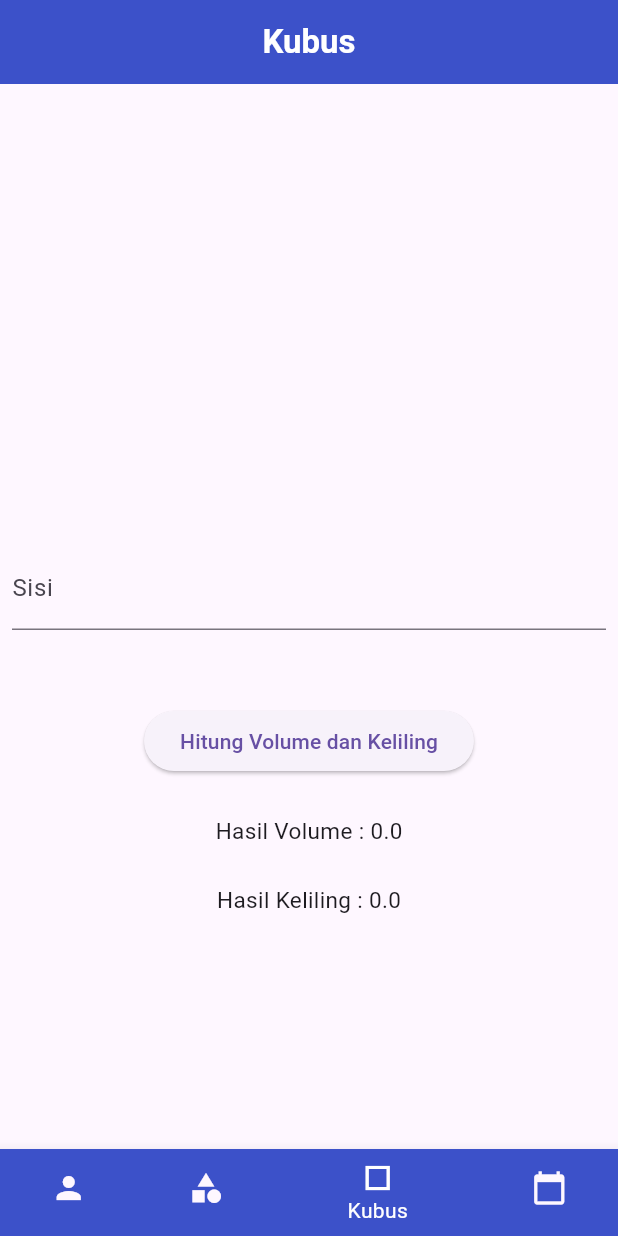
After one commit to rtensena/Quiz-TPM, a Flutter app: the screen it shows after launch, item 3 of the bottom bar chosen, after a tap on "Hitung Volume dan Keliling", on a phone screen of 412 x 824 dp. The commit adds this screen. Run offline on Flutter 3.47's test engine with Material 3 defaults, Android fonts, the phone set to English and light mode, and no system bars.

Commit message:
first commit

```diff
--- /dev/null
+++ b/lib/DataDiri.dart
@@ -0,0 +1,55 @@
+import 'package:flutter/material.dart';
+
+class DataDiri extends StatelessWidget {
+  const DataDiri({super.key});
+
+  @override
+  Widget build(BuildContext context) {
+    return Scaffold(
+      appBar: AppBar(
+        title: Text("Data Diri",
+            style: TextStyle(
+              color: Colors.white,
+              fontWeight: FontWeight.bold,
+            )),
+        centerTitle: true,
+        backgroundColor: Color.fromARGB(255, 60, 81, 201),
+      ),
+      body: Center(
+          child: SingleChildScrollView(
+        child: Column(
+          children: [
+            Image.asset(
+              'image/PasFoto.jpeg',
+              height: 250,
+              fit: BoxFit.fill,
+            ),
+            SizedBox(height: 12),
+            Text(
+              'Data Diri',
+              style: TextStyle(fontSize: 25, fontWeight: FontWeight.bold),
+            ),
+            SizedBox(height: 12),
+            Text(
+              "Nama",
+              style: TextStyle(fontWeight: FontWeight.bold),
+            ),
+            Text("Winalfan Artensena Pamuji"),
+            SizedBox(height: 12),
+            Text(
+              "NIM",
+              style: TextStyle(fontWeight: FontWeight.bold),
+            ),
+            Text("123210168"),
+            SizedBox(height: 12),
+            Text(
+              "Hobi",
+              style: TextStyle(fontWeight: FontWeight.bold),
+            ),
+            Text("Mancing"),
+          ],
+        ),
+      )),
+    );
+  }
+}
--- /dev/null
+++ b/lib/Kubus.dart
@@ -0,0 +1,68 @@
+import 'package:flutter/material.dart';
+
+class Kubus extends StatefulWidget {
+  @override
+  _KubusState createState() => _KubusState();
+}
+
+class _KubusState extends State<Kubus> {
+  final _sisi = TextEditingController();
+  String _resultVol = '';
+  String _resultKeliling = '';
+
+  @override
+  Widget build(BuildContext context) {
+    return Scaffold(
+      appBar: AppBar(
+        title: Text("Kubus",
+            style: TextStyle(color: Colors.white, fontWeight: FontWeight.bold)),
+        backgroundColor: Color.fromARGB(255, 60, 81, 201),
+        centerTitle: true,
+      ),
+      body: Padding(
+        padding: EdgeInsets.all(8.0),
+        child: Column(
+          children: <Widget>[
+            SizedBox(height: 300),
+            TextField(
+              controller: _sisi,
+              decoration: InputDecoration(labelText: 'Sisi'),
+              keyboardType: TextInputType.number,
+            ),
+            SizedBox(
+              height: 50,
+            ),
+            ElevatedButton(
+              onPressed: () => _calculate(),
+              child: Text('Hitung Volume dan Keliling'),
+            ),
+            SizedBox(
+              height: 25,
+            ),
+            Text(
+              'Hasil Volume : $_resultVol',
+              style: TextStyle(fontSize: 15),
+            ),
+            SizedBox(
+              height: 25,
+            ),
+            Text(
+              'Hasil Keliling : $_resultKeliling',
+              style: TextStyle(fontSize: 15),
+            ),
+          ],
+        ),
+      ),
+    );
+  }
+
+  void _calculate() {
+    final sisi = double.tryParse(_sisi.text) ?? 0;
+    final resultVol = 4 * sisi;
+    final resultKeliling = 12 * sisi;
+    setState(() {
+      _resultVol = resultVol.toString();
+      _resultKeliling = resultKeliling.toString();
+    });
+  }
+}
--- a/lib/group_data_page.dart
+++ /dev/null
@@ -1 +0,0 @@
-// TODO Implement this library.
--- a/lib/main.dart
+++ b/lib/main.dart
@@ -1,7 +1,8 @@
 import 'package:flutter/material.dart';
-import 'math_operations_page.dart';
-import 'odd_even_page.dart';
-import 'group_data_page.dart';
+import 'package:kuiz/DataDiri.dart';
+import 'package:kuiz/HariPage.dart';
+import 'package:kuiz/Kubus.dart';
+import 'package:kuiz/Trapesium.dart';
 
 void main() {
   runApp(MyApp());
@@ -11,220 +12,65 @@ class MyApp extends StatelessWidget {
   @override
   Widget build(BuildContext context) {
     return MaterialApp(
-      home: LoginPage(),
+      home: MainMenu(),
     );
   }
 }
 
-class LoginPage extends StatefulWidget {
+class MainMenu extends StatefulWidget {
   @override
-  _LoginPageState createState() => _LoginPageState();
+  _MainMenuState createState() => _MainMenuState();
 }
 
-class _LoginPageState extends State<LoginPage> {
-  final _usernameController = TextEditingController();
-  final _passwordController = TextEditingController();
+class _MainMenuState extends State<MainMenu> {
+  int _selectedIndex = 0; // Index of the currently selected tab
+
+  // Define the pages corresponding to each tab
+  final List<Widget> _pages = [
+    DataDiri(),
+    Trapesium(),
+    Kubus(),
+    HariPage(),
+  ];
+
+  // Function to handle tab selection
+  void _onItemTapped(int index) {
+    setState(() {
+      _selectedIndex = index;
+    });
+  }
 
   @override
   Widget build(BuildContext context) {
     return Scaffold(
-      appBar: AppBar(title: Text('Login')),
-      body: Padding(
-        padding: EdgeInsets.all(8.0),
-        child: Column(
-          children: <Widget>[
-            TextField(
-              controller: _usernameController,
-              decoration: InputDecoration(labelText: 'Username'),
-            ),
-            TextField(
-              controller: _passwordController,
-              decoration: InputDecoration(labelText: 'Password'),
-              obscureText: true,
-            ),
-            ElevatedButton(
-              onPressed: () {
-                if (_usernameController.text == 'admin' && _passwordController.text == 'admin') {
-                  Navigator.of(context).push(MaterialPageRoute(builder: (context) => MainMenu()));
-                } else {
-                  showDialog(
-                    context: context,
-                    builder: (context) => AlertDialog(
-                      content: Text('Username atau Password salah!'),
-                    ),
-                  );
-                }
-              },
-              child: Text('Login'),
-            ),
-          ],
-        ),
+      body: _pages[_selectedIndex], // Display the selected page
+      bottomNavigationBar: BottomNavigationBar(
+        items: [
+          BottomNavigationBarItem(
+            icon: Icon(Icons.person),
+            backgroundColor: Color.fromARGB(255, 60, 81, 201),
+            label: 'Data Diri',
+          ),
+          BottomNavigationBarItem(
+            icon: Icon(Icons.category),
+            backgroundColor: Color.fromARGB(255, 60, 81, 201),
+            label: 'Trapesium',
+          ),
+          BottomNavigationBarItem(
+            icon: Icon(Icons.crop_square_sharp),
+            backgroundColor: Color.fromARGB(255, 60, 81, 201),
+            label: 'Kubus',
+          ),
+          BottomNavigationBarItem(
+            icon: Icon(Icons.calendar_today),
+            backgroundColor: Color.fromARGB(255, 60, 81, 201),
+            label: 'Hari',
+          ),
+        ],
+        currentIndex: _selectedIndex,
+        selectedItemColor: Colors.white,
+        onTap: _onItemTapped,
       ),
     );
   }
 }
-
-class GroupDataPage extends StatelessWidget {
-  final List<Map<String, dynamic>> groupMembers = [
-    {"name": "Prima Maulana Hanan", "id": "123210073"},
-    {"name": "Ahlul Fadhly", "id": "123210091"},
-  ];
-
-  @override
-  Widget build(BuildContext context) {
-    return Scaffold(
-      appBar: AppBar(title: Text('Data Kelompok')),
-      body: ListView.builder(
-        itemCount: groupMembers.length,
-        itemBuilder: (context, index) {
-          return ListTile(
-            title: Text(groupMembers[index]["name"]),
-            subtitle: Text(groupMembers[index]["id"]),
-          );
-        },
-      ),
-    );
-  }
-}
-
-class MathOperationsPage extends StatefulWidget {
-  @override
-  _MathOperationsPageState createState() => _MathOperationsPageState();
-}
-
-class _MathOperationsPageState extends State<MathOperationsPage> {
-  final _num1Controller = TextEditingController();
-  final _num2Controller = TextEditingController();
-  String _result = '';
-
-  @override
-  Widget build(BuildContext context) {
-    return Scaffold(
-      appBar: AppBar(title: Text('Penjumlahan dan Pengurangan')),
-      body: Padding(
-        padding: EdgeInsets.all(8.0),
-        child: Column(
-          children: <Widget>[
-            TextField(
-              controller: _num1Controller,
-              decoration: InputDecoration(labelText: 'Angka Pertama'),
-              keyboardType: TextInputType.number,
-            ),
-            TextField(
-              controller: _num2Controller,
-              decoration: InputDecoration(labelText: 'Angka Kedua'),
-              keyboardType: TextInputType.number,
-            ),
-            ElevatedButton(
-              onPressed: () => _calculate(true),
-              child: Text('Jumlahkan'),
-            ),
-            ElevatedButton(
-              onPressed: () => _calculate(false),
-              child: Text('Kurangkan'),
-            ),
-            Text(
-              'Hasil: $_result',
-              style: TextStyle(fontSize: 20),
-            ),
-          ],
-        ),
-      ),
-    );
-  }
-
-  void _calculate(bool isAddition) {
-    final num1 = double.tryParse(_num1Controller.text) ?? 0;
-    final num2 = double.tryParse(_num2Controller.text) ?? 0;
-    final result = isAddition ? num1 + num2 : num1 - num2;
-    setState(() {
-      _result = result.toString();
-    });
-  }
-}
-
-class OddEvenPage extends StatefulWidget {
-  @override
-  _OddEvenPageState createState() => _OddEvenPageState();
-}
-
-class _OddEvenPageState extends State<OddEvenPage> {
-  final _numberController = TextEditingController();
-  String _result = '';
-
-  @override
-  Widget build(BuildContext context) {
-    return Scaffold(
-      appBar: AppBar(title: Text('Cek Ganjil Genap')),
-      body: Padding(
-        padding: EdgeInsets.all(8.0),
-        child: Column(
-          children: <Widget>[
-            TextField(
-              controller: _numberController,
-              decoration: InputDecoration(labelText: 'Masukkan Bilangan'),
-              keyboardType: TextInputType.number,
-            ),
-            ElevatedButton(
-              onPressed: _checkOddEven,
-              child: Text('Cek'),
-            ),
-            Text(
-              'Hasil: $_result',
-              style: TextStyle(fontSize: 20),
-            ),
-          ],
-        ),
-      ),
-    );
-  }
-
-  void _checkOddEven() {
-    final number = int.tryParse(_numberController.text);
-    if (number == null) {
-      setState(() {
-        _result = 'Masukkan bilangan yang valid!';
-      });
-      return;
-    }
-
-    setState(() {
-      _result = number % 2 == 0 ? 'Bilangan Genap' : 'Bilangan Ganjil';
-    });
-  }
-}
-
-class MainMenu extends StatelessWidget {
-  @override
-  Widget build(BuildContext context) {
-    return Scaffold(
-      appBar: AppBar(
-        title: Text('Main Menu'),
-      ),
-      body: ListView(
-        children: <Widget>[
-          ListTile(
-            title: Text('Data Kelompok'),
-            onTap: () {
-              // Tampilkan data kelompok
-              Navigator.of(context).push(MaterialPageRoute(builder: (context) => GroupDataPage()));
-            },
-          ),
-          ListTile(
-            title: Text('Penjumlahan dan Pengurangan'),
-            onTap: () {
-              // Navigasi ke halaman penjumlahan dan pengurangan
-              Navigator.of(context).push(MaterialPageRoute(builder: (context) => MathOperationsPage()));
-            },
-          ),
-          ListTile(
-            title: Text('Cek Ganjil Genap'),
-            onTap: () {
-              Navigator.of(context).push(MaterialPageRoute(builder: (context) => OddEvenPage()));
-            },
-          ),
-        ],
-      ),
-    );
-  }
-}
--- a/lib/math_operations_page.dart
+++ /dev/null
@@ -1 +0,0 @@
-// TODO Implement this library.
--- a/lib/odd_even_page.dart
+++ /dev/null
@@ -1 +0,0 @@
-// TODO Implement this library.
```
Also changed, not shown: lib/HariPage.dart (added, +101 -0 lines), lib/HitungKelilingTrapesium.dart (added, +79 -0 lines), lib/HitungLuasTrapesium.dart (added, +71 -0 lines), lib/Trapesium.dart (added, +39 -0 lines), pubspec.yaml (+4 -3 lines), image/PasFoto.jpeg (added), pubspec.lock, 2 other files.
